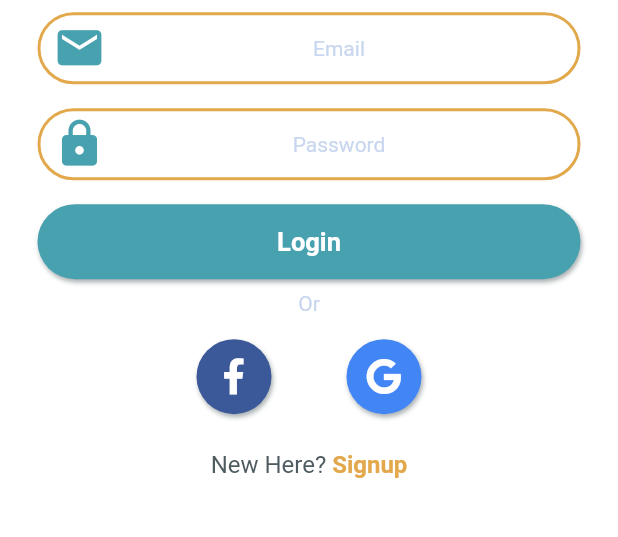
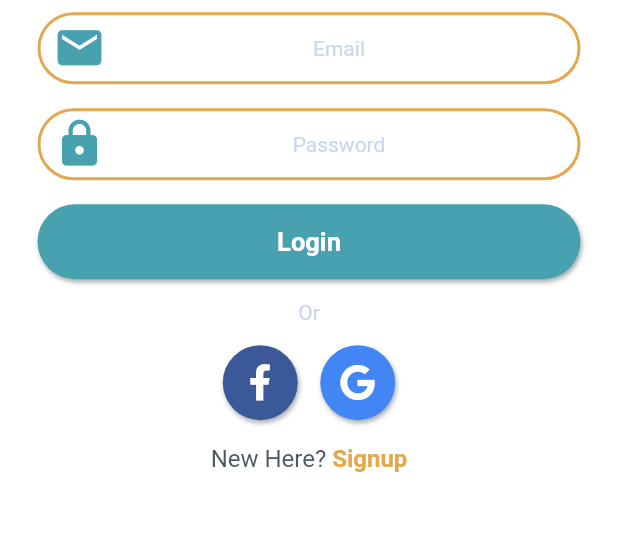
Before and after one commit to nhandrew/mobilefarmersmarket, a Flutter app: the screen it shows after launch, on a phone screen of 412 x 824 dp, the part 547-1084 px from its top. Run offline on Flutter 3.47's test engine with Material 2 defaults, Android fonts, the phone set to English and light mode, and no system bars; our stand-ins replace font_awesome_flutter, google_fonts.

Commit message:
style changes

```diff
--- a/lib/src/screens/login.dart
+++ b/lib/src/screens/login.dart
@@ -54,13 +54,16 @@ class Login extends StatelessWidget {
           obscureText: true,
         ),
         AppButton(buttonText: 'Login',buttonType: ButtonType.LightBlue,),
+        SizedBox(height: 6.0,),
         Center(child: Text('Or',style: TextStyles.suggestion),),
+        SizedBox(height: 6.0,),
         Padding(
           padding: BaseStyles.listPadding,
           child: Row(
             mainAxisAlignment: MainAxisAlignment.center,
             children: <Widget>[
               AppSocialButton(socialType: SocialType.Facebook,),
+              SizedBox(width:15.0),
               AppSocialButton(socialType: SocialType.Google),
           ],),
         ),
--- a/lib/src/widgets/social_button.dart
+++ b/lib/src/widgets/social_button.dart
@@ -33,9 +33,7 @@ class AppSocialButton extends StatelessWidget {
         break;
     }
 
-    return Padding(
-      padding: BaseStyles.listPadding,
-      child: Container(
+    return Container(
         height: ButtonStyles.buttonHeight,
         width: ButtonStyles.buttonHeight,
         decoration: BoxDecoration(
@@ -43,8 +41,7 @@ class AppSocialButton extends StatelessWidget {
             borderRadius: BorderRadius.circular(BaseStyles.borderRadius),
             boxShadow: BaseStyles.boxShadow),
         child: Icon(icon, color: iconColor),
-      ),
-    );
+      );
   }
 }
 
```
